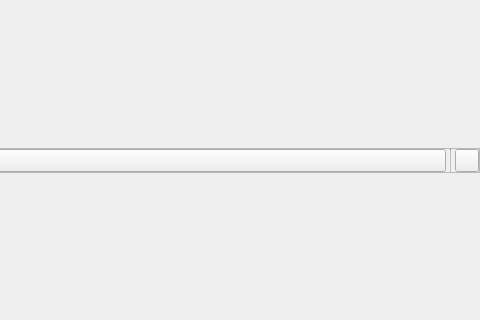
Above: library/tulip-gui/designer/WorkspacePanel.ui from vadivelselvaraj/TulipGLImprovement before the change; both pictures show x 465 to 945 and y 138 to 458 of the 945 by 597 pixel window. Below: the same form after it.
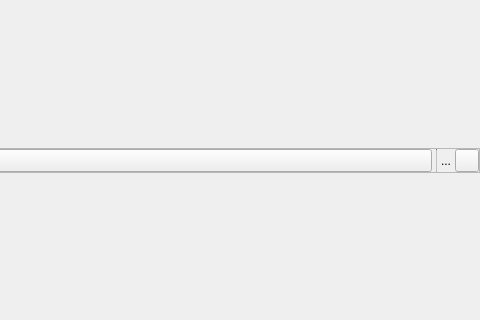
That is the form after the change. Icons and pictures are not drawn. Custom widgets are drawn as their Qt base class.

Commit message: added tulip mime types and use them in the workspace removed the model of panels and replaced it by a qlist of panels

What changed in the file:
```diff
--- a/library/tulip-gui/designer/WorkspacePanel.ui
+++ b/library/tulip-gui/designer/WorkspacePanel.ui
@@ -229,6 +229,13 @@
         </property>
        </widget>
       </item>
+      <item>
+       <widget class="tlp::DragHandle" name="dragHandle">
+        <property name="text">
+         <string>...</string>
+        </property>
+       </widget>
+      </item>
       <item>
        <widget class="QToolButton" name="closeButton">
         <property name="toolTip">
@@ -257,6 +264,11 @@
    <extends>QComboBox</extends>
    <header location="global">tulip/TreeViewComboBox.h</header>
   </customwidget>
+  <customwidget>
+   <class>tlp::DragHandle</class>
+   <extends>QLabel</extends>
+   <header location="global">tulip/DragHandle.h</header>
+  </customwidget>
  </customwidgets>
  <resources/>
  <connections>
```
The commit also changes 8 other files.
